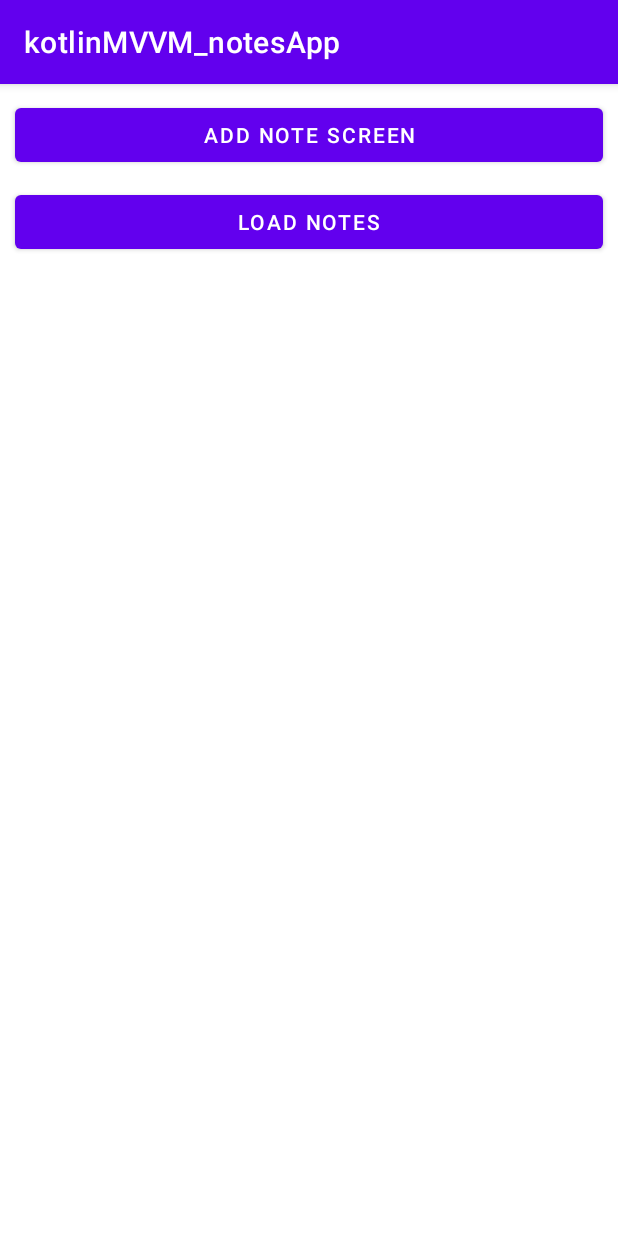
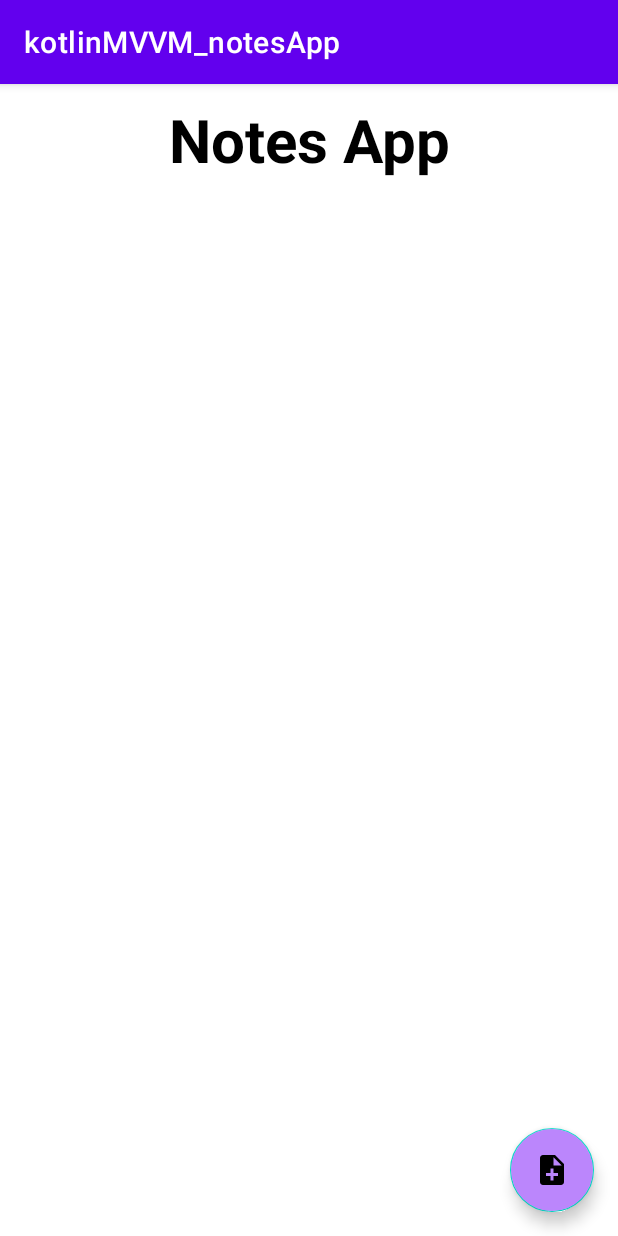
Before and after one commit to AminTahseen/kotlinMVVM_notesApp, an Android app: the screen it shows after launch (MainActivity), on a phone screen of 412 x 824 dp. Run offline under Robolectric (Android 15) with nearby library versions, the phone set to English and light mode, and no system bars; our stand-ins replace Dagger/Hilt's generated code, Room's generated code.

Commit message:
screen change and rich text editor edits

```diff
--- a/app/build.gradle
+++ b/app/build.gradle
@@ -10,7 +10,7 @@ android {
 
     defaultConfig {
         applicationId "com.example.kotlinmvvm_notesapp"
-        minSdk 21
+        minSdk 23
         targetSdk 31
         versionCode 1
         versionName "1.0"
@@ -62,6 +62,9 @@ dependencies {
     implementation "androidx.lifecycle:lifecycle-runtime-ktx:2.3.1"
     implementation "androidx.lifecycle:lifecycle-livedata-ktx:2.2.0"
 
+    // markdown text editor
+    implementation "io.github.yahiaangelo.markdownedittext:markdownedittext:1.1.3"
+
     testImplementation 'junit:junit:4.+'
     androidTestImplementation 'androidx.test.ext:junit:1.1.3'
     androidTestImplementation 'androidx.test.espresso:espresso-core:3.4.0'
--- a/app/src/main/AndroidManifest.xml
+++ b/app/src/main/AndroidManifest.xml
@@ -10,9 +10,7 @@
         android:roundIcon="@mipmap/ic_launcher_round"
         android:supportsRtl="true"
         android:theme="@style/Theme.KotlinMVVM_notesApp">
-        <activity
-            android:name=".feature_note.presentation.activities.NotesListActivity"
-            android:exported="false" />
+
         <activity
             android:name=".feature_note.presentation.activities.AddNoteActivity"
             android:exported="false" />
--- a/app/src/main/java/com/example/kotlinmvvm_notesapp/feature_note/presentation/activities/MainActivity.kt
+++ b/app/src/main/java/com/example/kotlinmvvm_notesapp/feature_note/presentation/activities/MainActivity.kt
@@ -1,26 +1,33 @@
 package com.example.kotlinmvvm_notesapp.feature_note.presentation.activities
 
 import android.content.Intent
-import androidx.appcompat.app.AppCompatActivity
+import android.os.Build
 import android.os.Bundle
 import android.util.Log
-import android.widget.Button
-import android.widget.Toast
+import android.widget.TextView
+import androidx.appcompat.app.AppCompatActivity
 import androidx.lifecycle.ViewModelProvider
+import androidx.recyclerview.widget.LinearLayoutManager
+import androidx.recyclerview.widget.RecyclerView
 import com.example.kotlinmvvm_notesapp.R
-import com.example.kotlinmvvm_notesapp.feature_note.domain.model.Note
 import com.example.kotlinmvvm_notesapp.feature_note.presentation.viewmodels.NotesViewModel
+import com.google.android.material.floatingactionbutton.FloatingActionButton
 import dagger.hilt.android.AndroidEntryPoint
 
+@AndroidEntryPoint
 class MainActivity : AppCompatActivity() {
 
-    private lateinit var addButton:Button
-    private lateinit var loadButton:Button
+    private lateinit var addButton:FloatingActionButton
+    private lateinit var notesRecycler:RecyclerView
+    private lateinit var notesViewModel: NotesViewModel
 
     override fun onCreate(savedInstanceState: Bundle?) {
         super.onCreate(savedInstanceState)
         setContentView(R.layout.activity_main)
+        initUI()
         linkXML()
+        setObservers()
+        setNoteRecycler()
 
         addButton.setOnClickListener {
             val intent = Intent(MainActivity@this,
@@ -28,16 +35,29 @@ class MainActivity : AppCompatActivity() {
             startActivity(intent)
         }
 
-        loadButton.setOnClickListener {
-            val intent = Intent(MainActivity@this,
-                NotesListActivity::class.java)
-            startActivity(intent)
+    }
+
+    private fun initUI(){
+        notesViewModel= ViewModelProvider(this@MainActivity)
+            .get(NotesViewModel::class.java)
+    }
+    private fun setObservers(){
+        notesViewModel.launchNotes()
+        notesViewModel.allItem.observe(this){
+            Log.d("newNote","${it.toString()} \n")
+
         }
     }
-
     private fun linkXML(){
-        addButton=findViewById(R.id.addNoteScreen)
-        loadButton=findViewById(R.id.loadNotesScreen)
+        addButton=findViewById(R.id.btn_add_note)
+        notesRecycler=findViewById(R.id.notes_list)
+    }
+    private fun setNoteRecycler(){
+        notesRecycler.layoutManager = LinearLayoutManager(
+            this,
+            LinearLayoutManager.VERTICAL,
+            true)
     }
 
+
 }
--- /dev/null
+++ b/app/src/main/res/drawable/ic_baseline_note_add_24.xml
@@ -0,0 +1,10 @@
+<vector xmlns:android="http://schemas.android.com/apk/res/android"
+    android:width="24dp"
+    android:height="24dp"
+    android:viewportWidth="24"
+    android:viewportHeight="24"
+    android:tint="@color/white">
+  <path
+      android:fillColor="@color/white"
+      android:pathData="M14,2L6,2c-1.1,0 -1.99,0.9 -1.99,2L4,20c0,1.1 0.89,2 1.99,2L18,22c1.1,0 2,-0.9 2,-2L20,8l-6,-6zM16,16h-3v3h-2v-3L8,16v-2h3v-3h2v3h3v2zM13,9L13,3.5L18.5,9L13,9z"/>
+</vector>
--- a/app/src/main/res/layout/activity_main.xml
+++ b/app/src/main/res/layout/activity_main.xml
@@ -1,24 +1,50 @@
 <?xml version="1.0" encoding="utf-8"?>
-<LinearLayout xmlns:android="http://schemas.android.com/apk/res/android"
+<RelativeLayout xmlns:android="http://schemas.android.com/apk/res/android"
     xmlns:app="http://schemas.android.com/apk/res-auto"
     xmlns:tools="http://schemas.android.com/tools"
     android:layout_width="match_parent"
     android:layout_height="match_parent"
     android:orientation="vertical"
-    tools:context=".feature_note.presentation.activities.MainActivity" >
+    tools:context=".feature_note.presentation.activities.MainActivity">
 
-    <Button
-        android:id="@+id/addNoteScreen"
+    <TextView
+        android:id="@+id/app_name"
         android:layout_width="match_parent"
         android:layout_height="wrap_content"
+        android:gravity="center"
         android:layout_margin="10dp"
-        android:text="Add Note Screen" />
+        android:textSize="40dp"
+        android:textColor="@color/black"
+        android:textStyle="bold"
+        android:text="Notes App"/>
 
-    <Button
-        android:id="@+id/loadNotesScreen"
+    <com.google.android.material.floatingactionbutton.FloatingActionButton
+        android:id="@+id/btn_add_note"
+        android:layout_width="wrap_content"
+        android:layout_height="wrap_content"
+        android:layout_alignParentEnd="true"
+        android:layout_alignParentBottom="true"
+        android:layout_gravity="end|bottom"
+        android:layout_marginStart="16dp"
+        android:layout_marginTop="16dp"
+        android:layout_marginEnd="16dp"
+        android:layout_marginBottom="16dp"
+        android:background="@color/purple_200"
+        android:backgroundTint="@color/purple_200"
+        android:src="@drawable/ic_baseline_note_add_24"
+        app:rippleColor="@color/white" />
+
+    <androidx.recyclerview.widget.RecyclerView
+        android:id="@+id/notes_list"
+        android:visibility="gone"
         android:layout_width="match_parent"
-        android:layout_height="wrap_content"
-        android:layout_marginLeft="10dp"
-        android:layout_marginRight="10dp"
-        android:text="Load Notes" />
-</LinearLayout>
+        android:layout_height="match_parent"
+        android:layout_below="@id/app_name"
+        android:layout_marginStart="10dp"
+        android:layout_marginTop="10dp"
+        android:layout_marginEnd="10dp"
+        android:layout_marginBottom="10dp"
+        android:layout_weight="1"
+        android:scrollbarStyle="outsideOverlay"
+        android:scrollbars="vertical" />
+</RelativeLayout>
```
Also changed, not shown: app/src/main/java/com/example/kotlinmvvm_notesapp/feature_note/presentation/activities/AddNoteActivity.kt (+19 -5 lines), app/src/main/java/com/example/kotlinmvvm_notesapp/feature_note/presentation/activities/NotesListActivity.kt (deleted, +0 -36 lines), app/src/main/res/layout/activity_add_note.xml (+59 -10 lines), app/src/main/res/layout/activity_notes_list.xml (deleted, +0 -9 lines).
